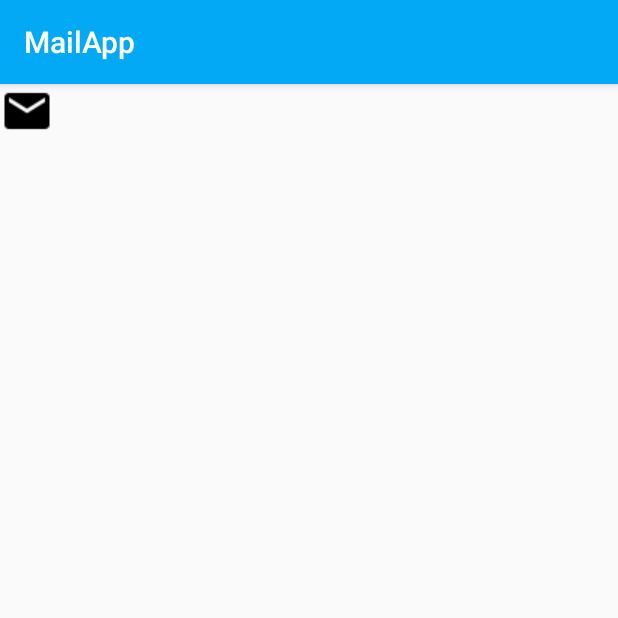
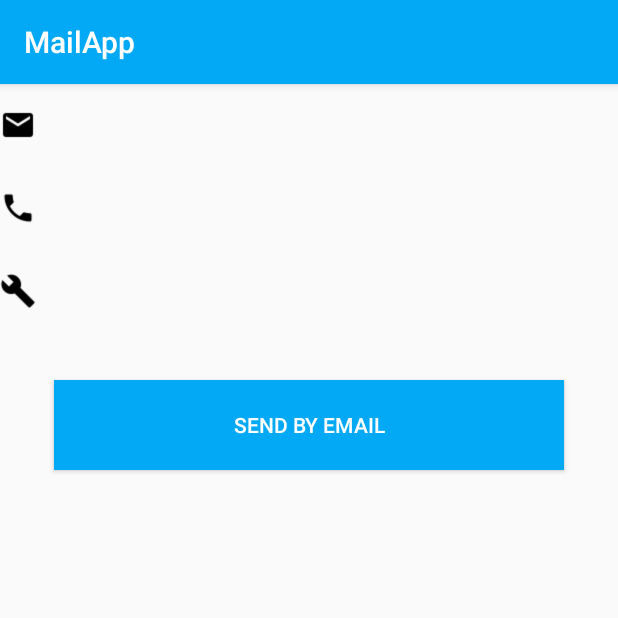
Before and after one commit to kurnakov92/MailApp, an Android app: the SendDataActivity screen opened directly, with no data from a screen before it, on a phone screen of 412 x 824 dp, the top half of it. Run offline under Robolectric (Android 15) with nearby library versions, the phone set to English and light mode, and no system bars.

Commit message:
Изменена верстка второй активити

```diff
--- a/app/src/main/java/com/testtask/oleg/mailapp/MainActivity.java
+++ b/app/src/main/java/com/testtask/oleg/mailapp/MainActivity.java
@@ -7,7 +7,6 @@ import android.text.Editable;
 import android.text.TextWatcher;
 import android.text.method.HideReturnsTransformationMethod;
 import android.text.method.PasswordTransformationMethod;
-import android.util.Log;
 import android.view.View;
 import android.widget.EditText;
 import android.widget.TextView;
@@ -15,8 +14,6 @@ import android.widget.Toast;
 import android.widget.ToggleButton;
 
 import com.testtask.oleg.mailapp.validators.Validator;
-
-import org.w3c.dom.Text;
 
 public class MainActivity extends AppCompatActivity {
 
@@ -60,6 +57,10 @@ public class MainActivity extends AppCompatActivity {
         String phone = etPhone.getText().toString();
         String pass = etPassword.getText().toString();
         validateFields(email, phone, pass);
+        /**
+         * TODO удалить строку снизу
+         */
+        result= true;
         if (result) {
             intent.putExtra(MainActivity.EMAIL, email);
             intent.putExtra(MainActivity.PHONE_NUMBER, phone);
--- a/app/src/main/res/layout/activity_send_data.xml
+++ b/app/src/main/res/layout/activity_send_data.xml
@@ -9,61 +9,93 @@
     tools:layout_editor_absoluteX="0dp"
     tools:layout_editor_absoluteY="81dp">
 
+
+    <GridLayout
+        android:id="@+id/grid"
+        android:layout_width="wrap_content"
+        android:layout_height="wrap_content"
+        android:orientation="horizontal"
+        android:rowCount="3"
+        android:columnCount="2">
+
+        <ImageView
+            android:id="@+id/iconEmail"
+            android:layout_width="24dp"
+            android:layout_height="24dp"
+            android:src="@drawable/ic_email_black_18dp"
+            android:layout_gravity="center_vertical"
+            app:srcCompat="@android:drawable/sym_action_email"
+
+            />
+
         <TextView
             android:id="@+id/send_email"
             android:layout_width="300dp"
-        android:layout_height="60dp"
+            android:layout_height="40dp"
+            android:layout_marginTop="15dp"
+            android:layout_marginLeft="10dp"
+            android:clickable="false"
             android:ems="10"
+            android:focusable="false"
             android:inputType="textEmailAddress"
             android:textAlignment="gravity"
             app:layout_constraintLeft_toLeftOf="parent"
             app:layout_constraintRight_toRightOf="parent"
             app:layout_constraintTop_toBottomOf="parent"
+            tools:layout_constraintTop_creator="3"
             tools:layout_editor_absoluteX="38dp"
-        tools:layout_editor_absoluteY="191dp"
-        android:layout_marginTop="15dp"
-        tools:layout_constraintTop_creator="3"
-        android:focusable="false"
-        android:clickable="false"
-        android:editable="false"
-        />
+            tools:layout_editor_absoluteY="191dp" />
+
+        <ImageView
+            android:id="@+id/iconPhone"
+            android:layout_width="24dp"
+            android:layout_height="24dp"
+            android:layout_gravity="center"
+            app:srcCompat="@drawable/ic_phone_black_18dp" />
 
         <TextView
             android:id="@+id/send_phone"
             android:layout_width="300dp"
-        android:layout_height="60dp"
+            android:layout_height="40dp"
+            android:layout_marginLeft="10dp"
+            android:layout_marginTop="15dp"
+            android:clickable="false"
             android:ems="10"
+            android:focusable="false"
             android:inputType="phone"
             android:textAlignment="gravity"
             app:layout_constraintLeft_toLeftOf="parent"
             app:layout_constraintRight_toRightOf="parent"
-        app:layout_constraintTop_toBottomOf="@+id/send_email"
+            app:layout_constraintTop_toBottomOf="@+id/grid"
+            tools:layout_constraintTop_creator="3"
             tools:layout_editor_absoluteX="38dp"
-        tools:layout_editor_absoluteY="191dp"
-        android:layout_marginTop="15dp"
-        tools:layout_constraintTop_creator="3"
-        android:focusable="false"
-        android:clickable="false"
-        android:editable="false"
-        />
+            tools:layout_editor_absoluteY="191dp" />
+
+        <ImageView
+            android:id="@+id/iconPass"
+            android:layout_width="24dp"
+            android:layout_height="24dp"
+            android:layout_gravity="center"
+            app:srcCompat="@drawable/ic_build_black_18dp" />
 
         <TextView
             android:id="@+id/send_pass"
             android:layout_width="300dp"
-        android:layout_height="60dp"
+            android:layout_height="40dp"
+            android:layout_marginTop="15dp"
+            android:layout_marginLeft="10dp"
+            android:clickable="false"
             android:ems="10"
+            android:focusable="false"
             android:inputType="textPassword"
             app:layout_constraintLeft_toLeftOf="parent"
             app:layout_constraintRight_toRightOf="parent"
             app:layout_constraintTop_toBottomOf="@+id/send_phone"
+            tools:layout_constraintTop_creator="3"
             tools:layout_editor_absoluteX="38dp"
-        tools:layout_editor_absoluteY="191dp"
-        android:layout_marginTop="15dp"
-        tools:layout_constraintTop_creator="3"
-        android:focusable="false"
-        android:clickable="false"
-        android:editable="false"
-        />
+            tools:layout_editor_absoluteY="191dp" />
+
+    </GridLayout>
 
     <Button
         android:id="@+id/btn_sendToEmail"
@@ -76,15 +108,7 @@
         android:onClick="sendEmail"
         app:layout_constraintLeft_toLeftOf="parent"
         app:layout_constraintRight_toRightOf="parent"
-        app:layout_constraintTop_toBottomOf="@+id/send_pass"
+        app:layout_constraintTop_toBottomOf="@+id/grid"
         />
 
-    <ImageView
-        android:id="@+id/imageView3"
-        android:layout_width="wrap_content"
-        android:layout_height="wrap_content"
-        android:src="@drawable/ic_email_black_18dp"
-        app:srcCompat="@android:drawable/sym_action_email"
-        tools:layout_editor_absoluteX="-12dp"
-        tools:layout_editor_absoluteY="200dp" />
 </android.support.constraint.ConstraintLayout>
```
Lines whose indentation alone changed are shown as unchanged.
